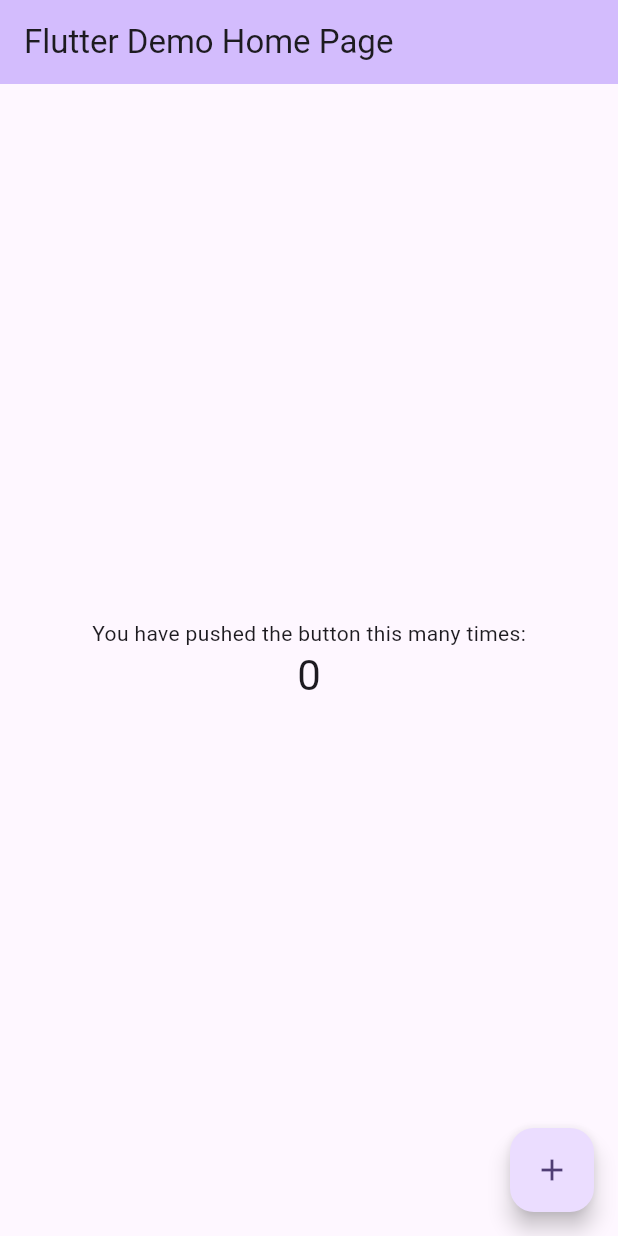
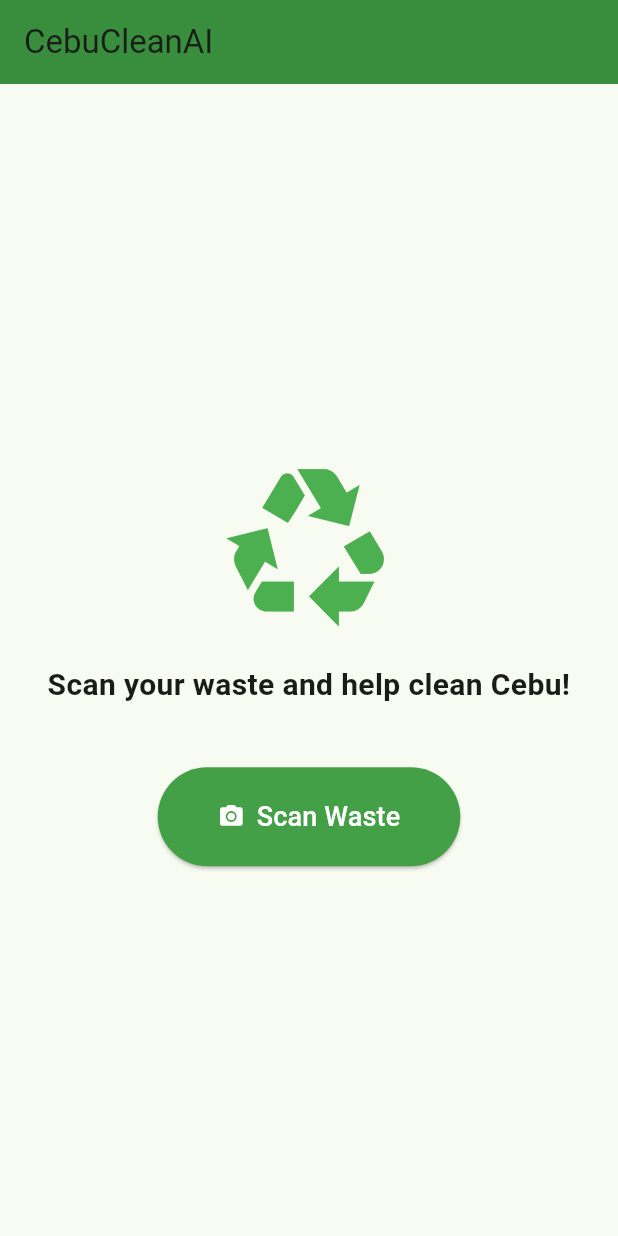
Before and after one commit to Hurve-en/CITA-CebuCleanAI, a Flutter app: the screen it shows after launch, on a phone screen of 412 x 824 dp. Run offline on Flutter 3.47's test engine with Material 3 defaults, Android fonts, the phone set to English and light mode, and no system bars; our stand-ins replace camera.

Commit message:
fixing bugs

```diff
--- a/cebu_clean_ai/lib/main.dart
+++ b/cebu_clean_ai/lib/main.dart
@@ -1,121 +1,142 @@
+import 'package:camera/camera.dart';
 import 'package:flutter/material.dart';
 
-void main() {
+late List<CameraDescription> cameras; // Global variable for cameras
+
+Future<void> main() async {
+  WidgetsFlutterBinding.ensureInitialized();
+
+  // Get list of available cameras
+  cameras = await availableCameras();
+
   runApp(const MyApp());
 }
 
 class MyApp extends StatelessWidget {
   const MyApp({super.key});
 
-  // This widget is the root of your application.
   @override
   Widget build(BuildContext context) {
     return MaterialApp(
-      title: 'Flutter Demo',
+      title: 'CebuCleanAI',
       theme: ThemeData(
-        // This is the theme of your application.
-        //
-        // TRY THIS: Try running your application with "flutter run". You'll see
-        // the application has a purple toolbar. Then, without quitting the app,
-        // try changing the seedColor in the colorScheme below to Colors.green
-        // and then invoke "hot reload" (save your changes or press the "hot
-        // reload" button in a Flutter-supported IDE, or press "r" if you used
-        // the command line to start the app).
-        //
-        // Notice that the counter didn't reset back to zero; the application
-        // state is not lost during the reload. To reset the state, use hot
-        // restart instead.
-        //
-        // This works for code too, not just values: Most code changes can be
-        // tested with just a hot reload.
-        colorScheme: .fromSeed(seedColor: Colors.deepPurple),
+        colorScheme: ColorScheme.fromSeed(seedColor: Colors.green),
+        useMaterial3: true,
       ),
-      home: const MyHomePage(title: 'Flutter Demo Home Page'),
+      home: const HomeScreen(),
     );
   }
 }
 
-class MyHomePage extends StatefulWidget {
-  const MyHomePage({super.key, required this.title});
-
-  // This widget is the home page of your application. It is stateful, meaning
-  // that it has a State object (defined below) that contains fields that affect
-  // how it looks.
-
-  // This class is the configuration for the state. It holds the values (in this
-  // case the title) provided by the parent (in this case the App widget) and
-  // used by the build method of the State. Fields in a Widget subclass are
-  // always marked "final".
-
-  final String title;
+class HomeScreen extends StatelessWidget {
+  const HomeScreen({super.key});
 
   @override
-  State<MyHomePage> createState() => _MyHomePageState();
+  Widget build(BuildContext context) {
+    return Scaffold(
+      appBar: AppBar(
+        title: const Text('CebuCleanAI'),
+        backgroundColor: Colors.green[700],
+      ),
+      body: Center(
+        child: Column(
+          mainAxisAlignment: MainAxisAlignment.center,
+          children: [
+            const Icon(Icons.recycling, size: 120, color: Colors.green),
+            const SizedBox(height: 20),
+            const Text(
+              'Scan your waste and help clean Cebu!',
+              style: TextStyle(fontSize: 20, fontWeight: FontWeight.bold),
+              textAlign: TextAlign.center,
+            ),
+            const SizedBox(height: 40),
+            ElevatedButton.icon(
+              onPressed: () {
+                // Open camera screen
+                Navigator.push(
+                  context,
+                  MaterialPageRoute(builder: (context) => const CameraScreen()),
+                );
+              },
+              icon: const Icon(Icons.camera_alt),
+              label: const Text('Scan Waste', style: TextStyle(fontSize: 18)),
+              style: ElevatedButton.styleFrom(
+                padding: const EdgeInsets.symmetric(
+                  horizontal: 40,
+                  vertical: 20,
+                ),
+                backgroundColor: Colors.green[600],
+                foregroundColor: Colors.white,
+              ),
+            ),
+          ],
+        ),
+      ),
+    );
+  }
 }
 
-class _MyHomePageState extends State<MyHomePage> {
-  int _counter = 0;
+class CameraScreen extends StatefulWidget {
+  const CameraScreen({super.key});
 
-  void _incrementCounter() {
-    setState(() {
-      // This call to setState tells the Flutter framework that something has
-      // changed in this State, which causes it to rerun the build method below
-      // so that the display can reflect the updated values. If we changed
-      // _counter without calling setState(), then the build method would not be
-      // called again, and so nothing would appear to happen.
-      _counter++;
-    });
+  @override
+  State<CameraScreen> createState() => _CameraScreenState();
+}
+
+class _CameraScreenState extends State<CameraScreen> {
+  late CameraController _controller;
+  late Future<void> _initializeControllerFuture;
+
+  @override
+  void initState() {
+    super.initState();
+
+    // Use the first rear camera (back camera)
+    final firstCamera = cameras.firstWhere(
+      (camera) => camera.lensDirection == CameraLensDirection.back,
+      orElse: () => cameras.first,
+    );
+
+    _controller = CameraController(firstCamera, ResolutionPreset.high);
+
+    _initializeControllerFuture = _controller.initialize();
+  }
+
+  @override
+  void dispose() {
+    _controller.dispose();
+    super.dispose();
   }
 
   @override
   Widget build(BuildContext context) {
-    // This method is rerun every time setState is called, for instance as done
-    // by the _incrementCounter method above.
-    //
-    // The Flutter framework has been optimized to make rerunning build methods
-    // fast, so that you can just rebuild anything that needs updating rather
-    // than having to individually change instances of widgets.
     return Scaffold(
-      appBar: AppBar(
-        // TRY THIS: Try changing the color here to a specific color (to
-        // Colors.amber, perhaps?) and trigger a hot reload to see the AppBar
-        // change color while the other colors stay the same.
-        backgroundColor: Theme.of(context).colorScheme.inversePrimary,
-        // Here we take the value from the MyHomePage object that was created by
-        // the App.build method, and use it to set our appbar title.
-        title: Text(widget.title),
-      ),
-      body: Center(
-        // Center is a layout widget. It takes a single child and positions it
-        // in the middle of the parent.
-        child: Column(
-          // Column is also a layout widget. It takes a list of children and
-          // arranges them vertically. By default, it sizes itself to fit its
-          // children horizontally, and tries to be as tall as its parent.
-          //
-          // Column has various properties to control how it sizes itself and
-          // how it positions its children. Here we use mainAxisAlignment to
-          // center the children vertically; the main axis here is the vertical
-          // axis because Columns are vertical (the cross axis would be
-          // horizontal).
-          //
-          // TRY THIS: Invoke "debug painting" (choose the "Toggle Debug Paint"
-          // action in the IDE, or press "p" in the console), to see the
-          // wireframe for each widget.
-          mainAxisAlignment: .center,
-          children: [
-            const Text('You have pushed the button this many times:'),
-            Text(
-              '$_counter',
-              style: Theme.of(context).textTheme.headlineMedium,
-            ),
-          ],
-        ),
+      appBar: AppBar(title: const Text('Camera')),
+      body: FutureBuilder<void>(
+        future: _initializeControllerFuture,
+        builder: (context, snapshot) {
+          if (snapshot.connectionState == ConnectionState.done) {
+            return CameraPreview(_controller);
+          } else {
+            return const Center(child: CircularProgressIndicator());
+          }
+        },
       ),
       floatingActionButton: FloatingActionButton(
-        onPressed: _incrementCounter,
-        tooltip: 'Increment',
-        child: const Icon(Icons.add),
+        onPressed: () async {
+          try {
+            await _initializeControllerFuture;
+            final image = await _controller.takePicture();
+            // For now, just show a snackbar with the path
+            if (!mounted) return;
+            ScaffoldMessenger.of(context).showSnackBar(
+              SnackBar(content: Text('Photo saved: ${image.path}')),
+            );
+          } catch (e) {
+            print(e);
+          }
+        },
+        child: const Icon(Icons.camera),
       ),
     );
   }
```
Also changed, not shown: 4 other files.
